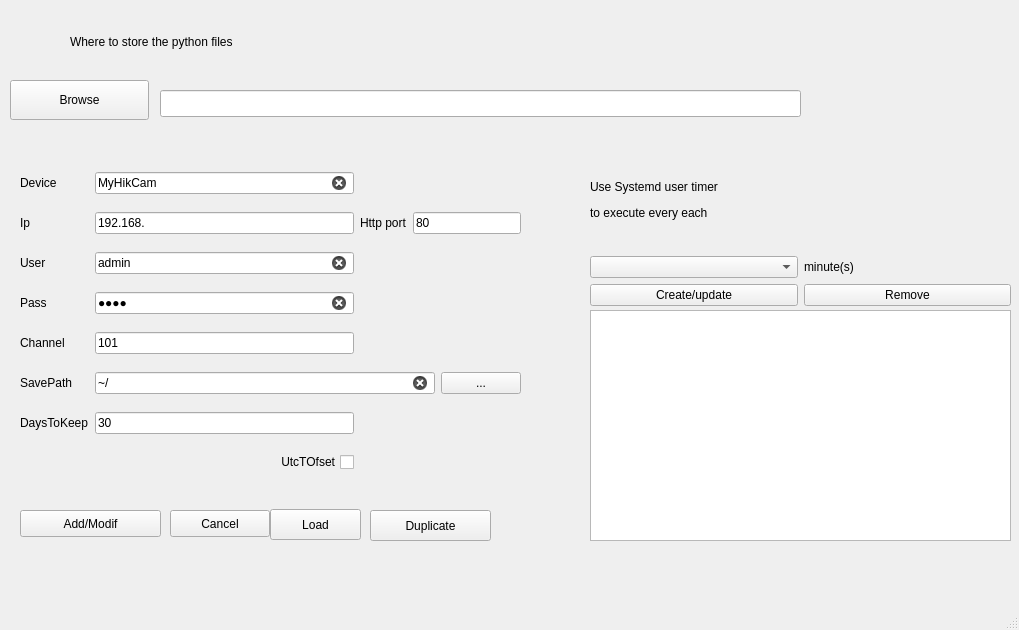
Qt form wizard.ui (surfzoid/HNEWizard) before a commit.
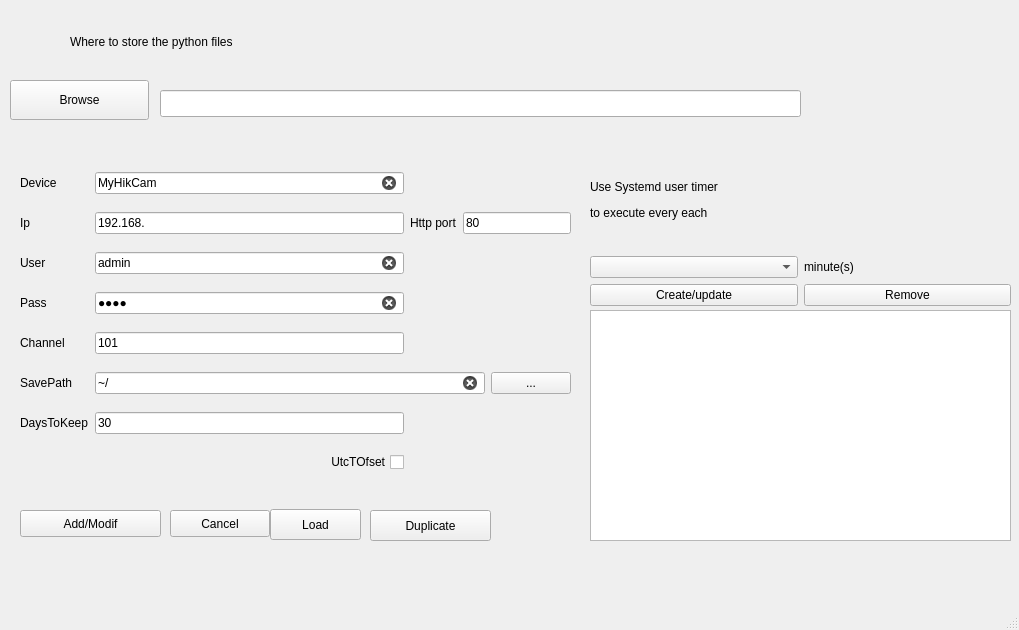
The same form after that commit. Icons and pictures are not drawn.

Commit message: Smarter than a goto

Patch:
```diff
--- a/wizard.ui
+++ b/wizard.ui
@@ -128,7 +128,7 @@
      <rect>
       <x>20</x>
       <y>160</y>
-      <width>501</width>
+      <width>551</width>
       <height>330</height>
      </rect>
     </property>
```
Left out of the diff: 26 changed lines with no effect on the pictures. The commit also changes 1 other file.
